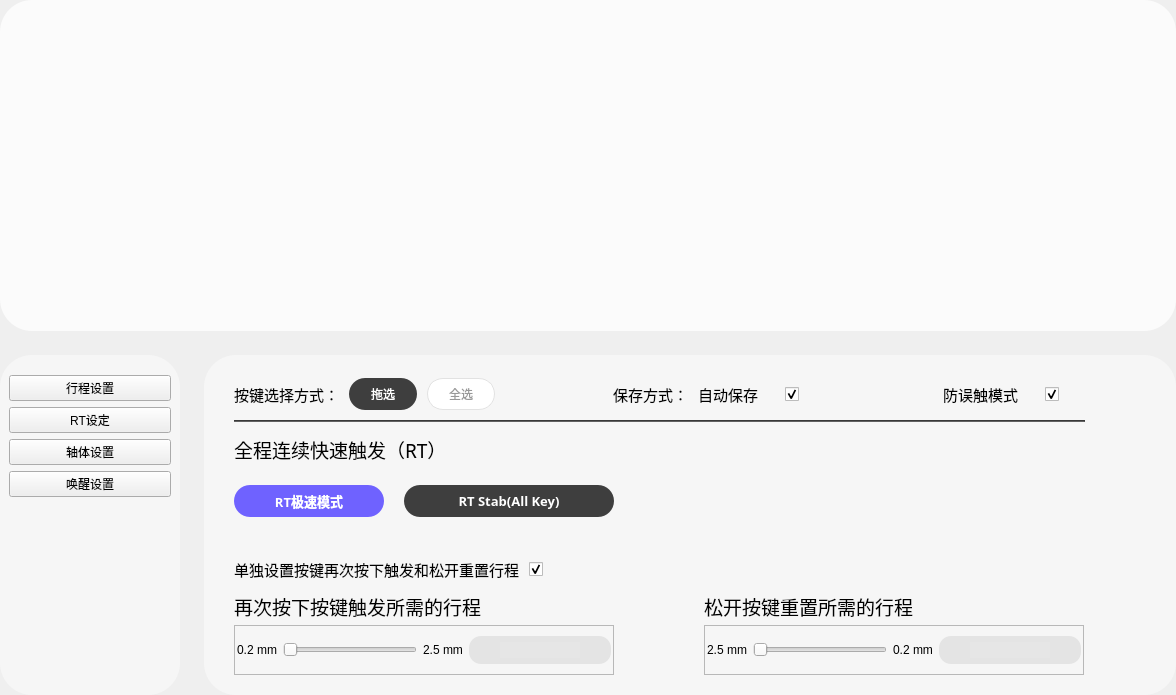
Old version of the form FrameMagic.ui in the repository wlffeng2008/AKKOStdio.
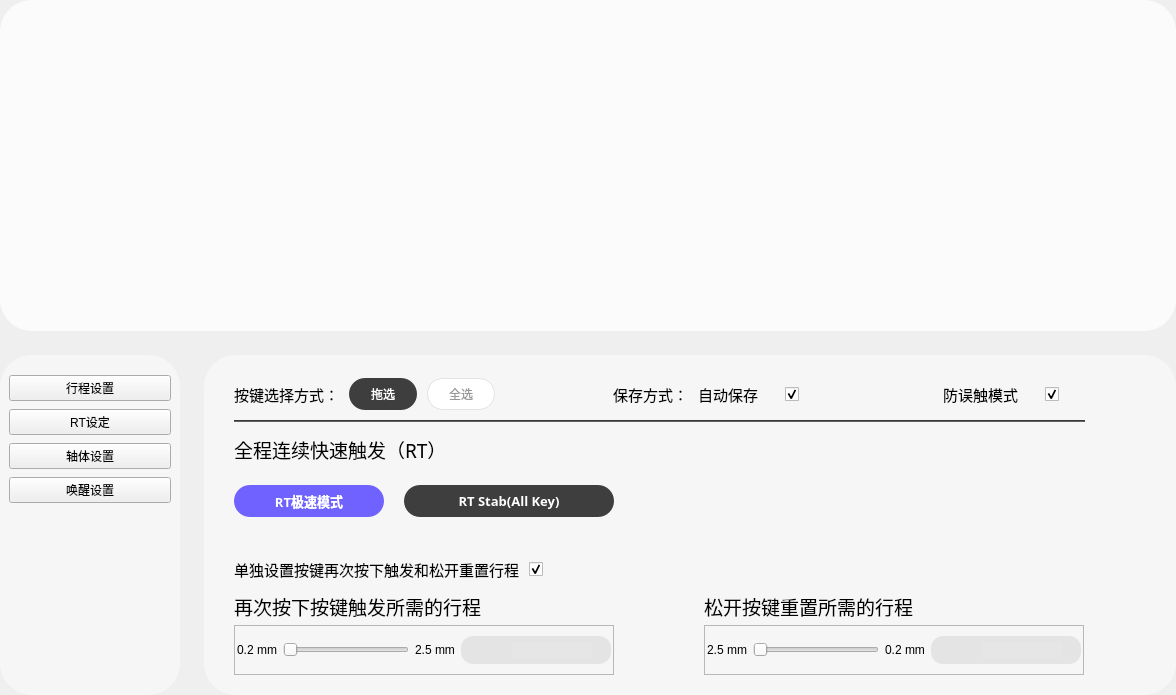
New version of the form. The open tabs and pages were chosen to show the change. Icons and pictures are not drawn. Custom widgets are drawn as their Qt base class.

```diff
--- a/FrameMagic.ui
+++ b/FrameMagic.ui
@@ -120,6 +120,9 @@
          <number>0</number>
         </property>
         <layout class="QVBoxLayout" name="verticalLayout_2">
+         <property name="spacing">
+          <number>8</number>
+         </property>
          <property name="topMargin">
           <number>20</number>
          </property>
@@ -651,7 +654,7 @@
                   <widget class="QPushButton" name="pushButtonM1">
                    <property name="maximumSize">
                     <size>
-                     <width>20</width>
+                     <width>16777215</width>
                      <height>16777215</height>
                     </size>
                    </property>
@@ -693,7 +696,7 @@
                   <widget class="QPushButton" name="pushButtonP1">
                    <property name="maximumSize">
                     <size>
-                     <width>20</width>
+                     <width>16777215</width>
                      <height>16777215</height>
                     </size>
                    </property>
@@ -808,7 +811,7 @@
                   <widget class="QPushButton" name="pushButtonM2">
                    <property name="maximumSize">
                     <size>
-                     <width>20</width>
+                     <width>16777215</width>
                      <height>16777215</height>
                     </size>
                    </property>
@@ -850,7 +853,7 @@
                   <widget class="QPushButton" name="pushButtonP2">
                    <property name="maximumSize">
                     <size>
-                     <width>20</width>
+                     <width>16777215</width>
                      <height>16777215</height>
                     </size>
                    </property>
@@ -1795,6 +1798,12 @@
   </layout>
  </widget>
  <customwidgets>
+  <customwidget>
+   <class>ModuleLinear</class>
+   <extends>QFrame</extends>
+   <header>modulelinear.h</header>
+   <container>1</container>
+  </customwidget>
   <customwidget>
    <class>ModuleKeyboard</class>
    <extends>QFrame</extends>
@@ -1807,12 +1816,6 @@
    <header>newtabwidget.h</header>
    <container>1</container>
   </customwidget>
-  <customwidget>
-   <class>ModuleLinear</class>
-   <extends>QFrame</extends>
-   <header>modulelinear.h</header>
-   <container>1</container>
-  </customwidget>
   <customwidget>
    <class>ToggleButton</class>
    <extends>QCheckBox</extends>
```
Left out of the diff: 8 changed lines with no effect on the pictures.
